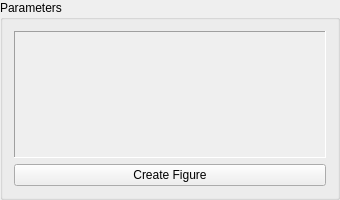
Before: the Qt Designer form mtpy/gui/SmartMT/ui_asset/plot_parameters.ui in MTgeophysics/mtpy, drawn with Qt 5.
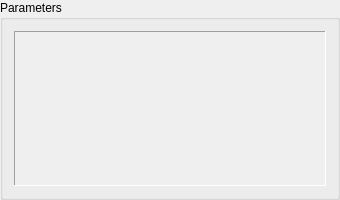
After: the same form once the commit is applied.

```diff
--- a/mtpy/gui/SmartMT/ui_asset/plot_parameters.ui
+++ b/mtpy/gui/SmartMT/ui_asset/plot_parameters.ui
@@ -28,7 +28,7 @@
         <x>0</x>
         <y>0</y>
         <width>318</width>
-           <height>136</height>
+           <height>165</height>
        </rect>
       </property>
       <layout class="QVBoxLayout" name="verticalLayout_2">
@@ -48,13 +48,6 @@
      </widget>
     </widget>
    </item>
-   <item>
-    <widget class="QPushButton" name="pushButtonPlot">
-     <property name="text">
-      <string>Create Figure</string>
-     </property>
-    </widget>
-   </item>
   </layout>
  </widget>
  <resources/>
```
